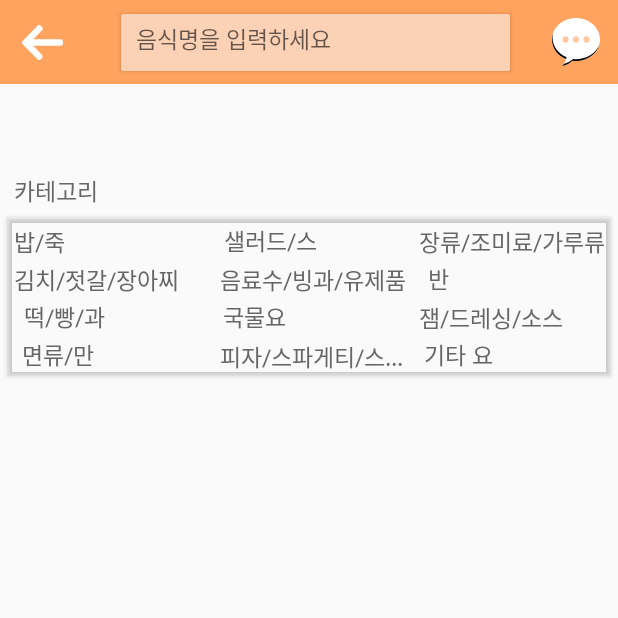
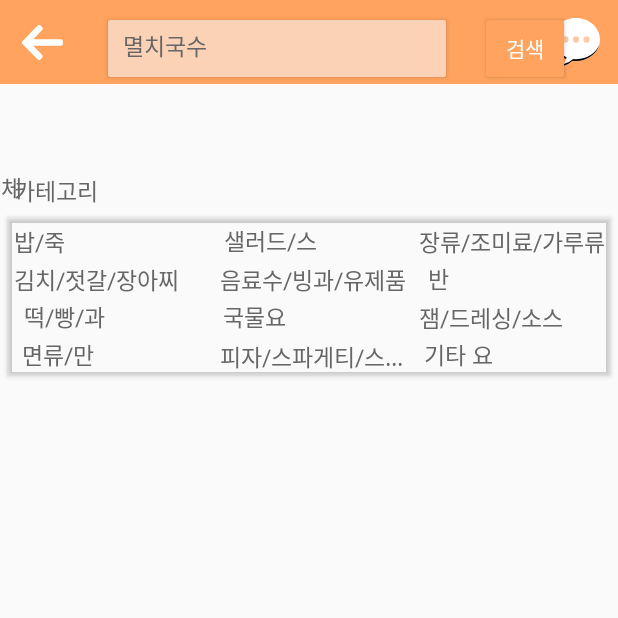
Before and after one commit to ahndwon/PersonalFood, an Android app: the ListActivity screen opened directly, with no data from a screen before it, on a phone screen of 412 x 824 dp, the top half of it. Run offline under Robolectric (Android 15) with nearby library versions, the phone set to English and light mode, and no system bars; Roboto replaces fonts that are not available here; 1 statement that could not run was skipped.

Commit message:
added search, all Category

```diff
--- a/app/src/main/java/com/team11/personalfood/ListActivity.java
+++ b/app/src/main/java/com/team11/personalfood/ListActivity.java
@@ -43,6 +43,7 @@ public class ListActivity extends BaseActivity implements OnFoodLoadListener {
     private FoodListRecyclerAdapter adapter;
     private FoodModel foodModel;
 
+    private Button allCategoryBtn;
     private Button riceCategoryBtn;
     private Button kimchiCategoryBtn;
     private Button breadCategoryBtn;
@@ -55,6 +56,8 @@ public class ListActivity extends BaseActivity implements OnFoodLoadListener {
     private Button sideDishCategoryBtn;
     private Button sauceCategoryBtn;
     private Button etcCategoryBtn;
+    private Button searchBtn;
+
 
     private Client typeClient;
     private Client allCategoryClient;
@@ -70,6 +73,9 @@ public class ListActivity extends BaseActivity implements OnFoodLoadListener {
     private Client sideDishClient;
     private Client sauceClient;
     private Client etcClient;
+    private Client searchClient;
+
+    private int counter= 0;
 
     public static Context listActivityContext;
 
@@ -89,8 +95,11 @@ public class ListActivity extends BaseActivity implements OnFoodLoadListener {
 
         listActivityContext = this;
 
+
         foodListRecyclerView = findViewById(R.id.foodList_recyclerView);
         searchEditText = findViewById(R.id.search_editText);
+
+        allCategoryBtn = findViewById(R.id.allCategory_button);
         riceCategoryBtn = findViewById(R.id.riceCategory_button);
         kimchiCategoryBtn = findViewById(R.id.kimchiCategory_button);
         breadCategoryBtn = findViewById(R.id.breadCategory_button);
@@ -103,6 +112,7 @@ public class ListActivity extends BaseActivity implements OnFoodLoadListener {
         sideDishCategoryBtn = findViewById(R.id.sideDishCategory_button);
         sauceCategoryBtn = findViewById(R.id.sauceCategory_button);
         etcCategoryBtn = findViewById(R.id.etcCategory_button);
+        searchBtn = findViewById(R.id.search_button);
 
         BtnOnClickListener btnOnClickListener = new BtnOnClickListener();
 
@@ -120,6 +130,7 @@ public class ListActivity extends BaseActivity implements OnFoodLoadListener {
         sideDishClient = new Client(this);
         sauceClient = new Client(this);
         etcClient = new Client(this);
+        searchClient = new Client(this);
 
 
         typeClient.getData("http://13.230.142.157:8080/a/constitution/태양인");
@@ -134,12 +145,13 @@ public class ListActivity extends BaseActivity implements OnFoodLoadListener {
         pizzaClient.getData("http://13.230.142.157:8080/a/data/피자-스파게티-스테이크");
         msgClient.getData("http://13.230.142.157:8080/a/data/장류-조미료-가루류");
         sideDishClient.getData("http://13.230.142.157:8080/a/data/반찬");
-        sauceClient.getData("http://13.230.142.157:8080/a/data/잼-드레싱-소스");
+        sauceClient.getData("http://13.230.142.157:8080/a/data/ 잼-드레싱-소스");
         etcClient.getData("http://13.230.142.157:8080/a/data/기타 요리별 레시피");
 
 
         setUpFoodListView();
 
+        allCategoryBtn.setOnClickListener(btnOnClickListener);
         riceCategoryBtn.setOnClickListener(btnOnClickListener);
         kimchiCategoryBtn.setOnClickListener(btnOnClickListener);
         breadCategoryBtn.setOnClickListener(btnOnClickListener);
@@ -152,6 +164,7 @@ public class ListActivity extends BaseActivity implements OnFoodLoadListener {
         sideDishCategoryBtn.setOnClickListener(btnOnClickListener);
         sauceCategoryBtn.setOnClickListener(btnOnClickListener);
         etcCategoryBtn.setOnClickListener(btnOnClickListener);
+        searchBtn.setOnClickListener(btnOnClickListener);
 
         if (getSupportActionBar() != null) {
             getSupportActionBar().setDisplayHomeAsUpEnabled(true);
@@ -176,7 +189,6 @@ public class ListActivity extends BaseActivity implements OnFoodLoadListener {
         return super.onOptionsItemSelected(item);
     }
 
-
     public boolean onCreateOptionsMenu(Menu menu) {
         getMenuInflater().inflate(R.menu.list_menu, menu);
 
@@ -200,6 +212,11 @@ public class ListActivity extends BaseActivity implements OnFoodLoadListener {
         @Override
         public void onClick(View view) {
             switch (view.getId()) {
+                case R.id.allCategory_button:
+                    Log.d(TAG, "allCategoryBtn Clicked");
+                    mArrayList = allCategoryClient.getFoodResult(typeClient.getTypeResult());
+                    setFood();
+                    break;
                 case R.id.riceCategory_button:
                     Log.d(TAG, "riceCategoryBtn Clicked");
                     mArrayList = riceClient.getFoodResult(typeClient.getTypeResult());
@@ -260,6 +277,30 @@ public class ListActivity extends BaseActivity implements OnFoodLoadListener {
                     mArrayList = etcClient.getFoodResult(typeClient.getTypeResult());
                     setFood();
                     break;
+                case R.id.search_button:
+                    Log.d(TAG, "searchBtn Clicked");
+                    if(counter==0) {
+                        Log.d(TAG, "searchBtn counter 0");
+                        String searchingFood = searchEditText.getText().toString();
+                        String url = "http://13.230.142.157:8080/a/data/food/" + searchingFood;
+                        searchClient.getData(url);
+
+                        counter++;
+                    } else if(counter == 1) {
+                        Log.d(TAG, "searchBtn counter 1");
+                        mArrayList = searchClient.getFoodResult(typeClient.getTypeResult());
+                        for(int i = 0 ; i < searchClient.getmArrayList().size(); i++){
+//                        System.out.println("searchClient" + searchClient.getmArrayList().get(i));
+                            Log.d(TAG, "SearchBtn searchClient - " + searchClient.getmArrayList().get(i));
+                        }
+                        setFood();
+                        counter = 0;
+                    }
+
+
+//                    mArrayList = searchClient.getFoodResult(typeClient.getTypeResult());
+//                    setFood();
+                    break;
             }
         }
     }
--- a/app/src/main/java/com/team11/personalfood/LoginActivity.java
+++ b/app/src/main/java/com/team11/personalfood/LoginActivity.java
@@ -35,12 +35,10 @@ public class LoginActivity extends BaseActivity {
         mLogin = findViewById(R.id.field_login_id);
         mPassword= findViewById(R.id.field_login_password);
         loginButton = findViewById(R.id.real_login_button);
-
     }
 
     public void onRealLoginBtnClick(View view) {
         useLoginPost(mLogin.getText().toString(), mPassword.getText().toString());
-
 
         Intent intent = new Intent(getApplicationContext(),ListActivity.class);
         startActivity(intent);
--- a/app/src/main/java/com/team11/personalfood/Post/Communicator.java
+++ b/app/src/main/java/com/team11/personalfood/Post/Communicator.java
@@ -25,7 +25,6 @@ import retrofit2.Callback;
 import retrofit2.Response;
 import retrofit2.Retrofit;
 import retrofit2.converter.gson.GsonConverterFactory;
-
 
 public class Communicator {
     private static  final String TAG = "Communicator";
--- a/app/src/main/res/layout/activity_list.xml
+++ b/app/src/main/res/layout/activity_list.xml
@@ -12,13 +12,16 @@
 
     <android.support.v7.widget.CardView
         android:id="@+id/cardView2"
-        android:layout_width="259dp"
+        android:layout_width="225dp"
         android:layout_height="38dp"
+        android:layout_marginTop="8dp"
         app:layout_constraintBottom_toBottomOf="@+id/toolbar"
-        app:layout_constraintEnd_toEndOf="parent"
-        app:layout_constraintHorizontal_bias="0.53"
+        app:layout_constraintEnd_toStartOf="@+id/search_button"
+        app:layout_constraintHorizontal_bias="0.76"
+        app:layout_constraintHorizontal_chainStyle="packed"
+        app:layout_constraintRight_toLeftOf="@+id/search_button"
         app:layout_constraintStart_toStartOf="parent"
-        app:layout_constraintTop_toTopOf="@+id/toolbar">
+        app:layout_constraintTop_toTopOf="parent">
 
         <EditText
             android:id="@+id/search_editText"
@@ -30,11 +33,26 @@
             android:inputType="text"
             android:maxLines="1"
             android:padding="10dp"
+            android:text="멸치국수"
             android:textColor="@color/colorDarkGray"
             android:textSize="15sp"
             android:textStyle="bold" />
 
+
     </android.support.v7.widget.CardView>
+
+    <Button
+        android:id="@+id/search_button"
+        style="@style/Base.Widget.AppCompat.Button.Colored"
+        android:layout_width="60dp"
+        android:layout_height="50dp"
+        android:layout_marginEnd="32dp"
+        android:layout_marginTop="7dp"
+        android:text="검색"
+        app:layout_constraintEnd_toEndOf="parent"
+        app:layout_constraintHorizontal_chainStyle="packed"
+        app:layout_constraintLeft_toRightOf="@+id/cardView2"
+        app:layout_constraintTop_toTopOf="parent" />
 
     <android.support.v7.widget.CardView
         android:id="@+id/cardView"
@@ -90,6 +108,23 @@
         app:layout_constraintStart_toStartOf="parent"
         app:layout_constraintTop_toBottomOf="@+id/cardView2"
         app:layout_constraintVertical_bias="1.0" />
+
+    <Button
+        android:id="@+id/allCategory_button"
+        android:layout_width="34dp"
+        android:layout_height="25dp"
+        android:layout_marginTop="4dp"
+        android:background="@android:color/transparent"
+        android:text="전체"
+        android:textColor="@color/colorDarkGray"
+        android:textSize="15sp"
+        android:textStyle="bold"
+        app:layout_constraintBottom_toTopOf="@+id/cardView"
+        app:layout_constraintHorizontal_bias="0.24"
+        app:layout_constraintLeft_toLeftOf="parent"
+        app:layout_constraintRight_toLeftOf="parent"
+        app:layout_constraintTop_toTopOf="parent"
+        app:layout_constraintVertical_bias="0.94" />
 
     <Button
         android:id="@+id/riceCategory_button"
@@ -291,4 +326,5 @@
         app:layout_constraintVertical_bias="0.0"/>
 
 
+
 </android.support.constraint.ConstraintLayout>
```
Also changed, not shown: app/src/main/java/com/team11/personalfood/Utilities/ChatClient.java (+1 -15 lines), app/src/main/java/com/team11/personalfood/Utilities/Client.java (+36 -17 lines).
